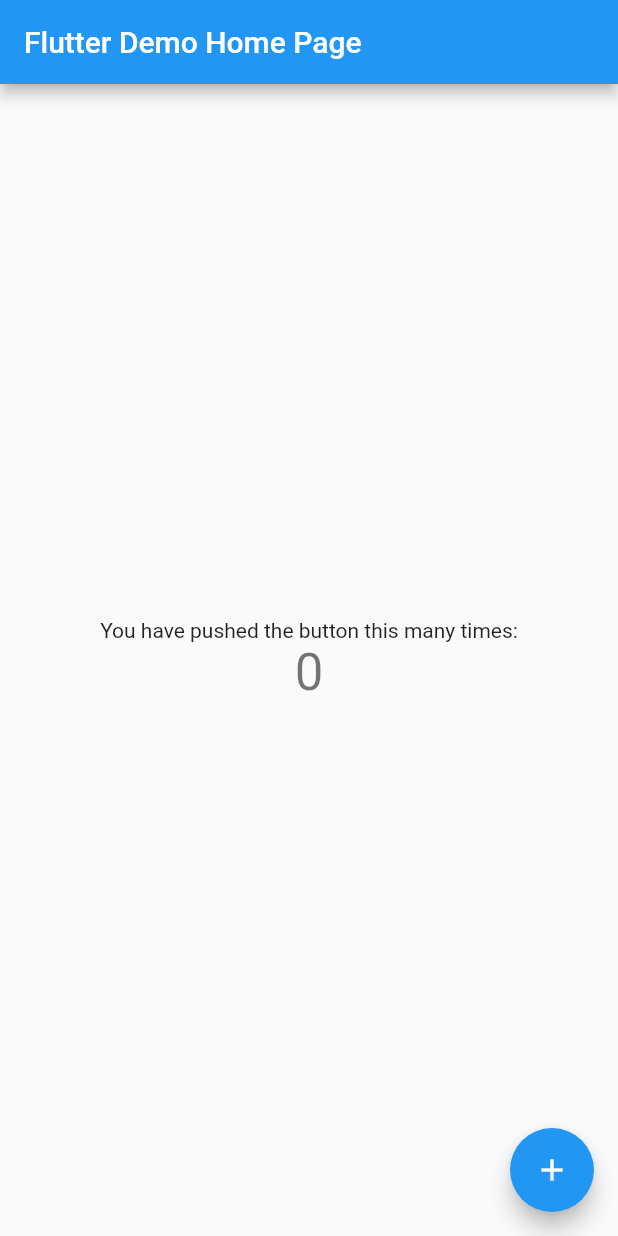
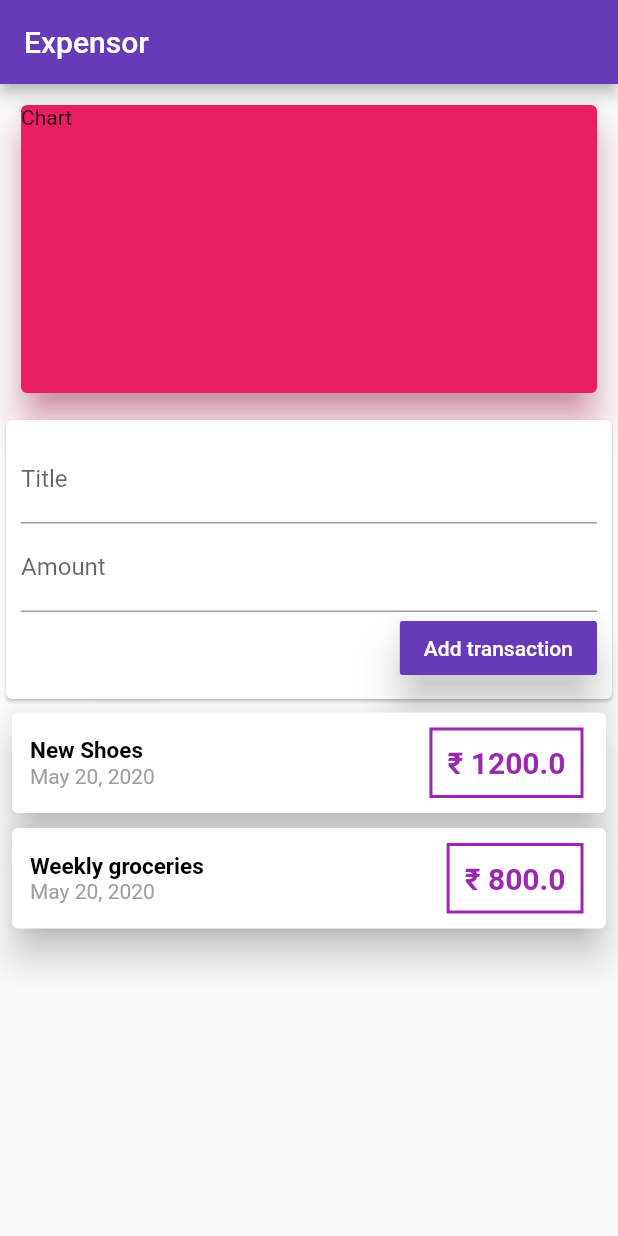
Before and after one commit to ShashankBiplav/Expensor, a Flutter app: the screen it shows after launch, on a phone screen of 412 x 824 dp. Run offline on Flutter 3.47's test engine with Material 2 defaults, Android fonts, the phone set to English and light mode, and no system bars.

Commit message:
Second Commit - Added a card for chart display, a card for user input, a card for displaying transactions

```diff
--- a/lib/main.dart
+++ b/lib/main.dart
@@ -1,117 +1,144 @@
 import 'package:flutter/material.dart';
+import 'package:intl/intl.dart';
+import './transaction.dart';
 
-void main() {
-  runApp(MyApp());
-}
+void main() => runApp(MyApp());
 
 class MyApp extends StatelessWidget {
-  // This widget is the root of your application.
   @override
   Widget build(BuildContext context) {
     return MaterialApp(
-      title: 'Flutter Demo',
-      theme: ThemeData(
-        // This is the theme of your application.
-        //
-        // Try running your application with "flutter run". You'll see the
-        // application has a blue toolbar. Then, without quitting the app, try
-        // changing the primarySwatch below to Colors.green and then invoke
-        // "hot reload" (press "r" in the console where you ran "flutter run",
-        // or simply save your changes to "hot reload" in a Flutter IDE).
-        // Notice that the counter didn't reset back to zero; the application
-        // is not restarted.
-        primarySwatch: Colors.blue,
-        // This makes the visual density adapt to the platform that you run
-        // the app on. For desktop platforms, the controls will be smaller and
-        // closer together (more dense) than on mobile platforms.
-        visualDensity: VisualDensity.adaptivePlatformDensity,
-      ),
-      home: MyHomePage(title: 'Flutter Demo Home Page'),
+      title: 'Expensor',
+      home: MyHomePage(),
     );
   }
 }
 
-class MyHomePage extends StatefulWidget {
-  MyHomePage({Key key, this.title}) : super(key: key);
-
-  // This widget is the home page of your application. It is stateful, meaning
-  // that it has a State object (defined below) that contains fields that affect
-  // how it looks.
-
-  // This class is the configuration for the state. It holds the values (in this
-  // case the title) provided by the parent (in this case the App widget) and
-  // used by the build method of the State. Fields in a Widget subclass are
-  // always marked "final".
-
-  final String title;
-
-  @override
-  _MyHomePageState createState() => _MyHomePageState();
-}
-
-class _MyHomePageState extends State<MyHomePage> {
-  int _counter = 0;
-
-  void _incrementCounter() {
-    setState(() {
-      // This call to setState tells the Flutter framework that something has
-      // changed in this State, which causes it to rerun the build method below
-      // so that the display can reflect the updated values. If we changed
-      // _counter without calling setState(), then the build method would not be
-      // called again, and so nothing would appear to happen.
-      _counter++;
-    });
-  }
-
+class MyHomePage extends StatelessWidget {
+  final List<Transaction> transactions = [
+    Transaction(
+      id: 't1',
+      title: 'New Shoes',
+      amount: 1200,
+      date: DateTime.now(),
+    ),
+    Transaction(
+      id: 't2',
+      title: 'Weekly groceries',
+      amount: 800,
+      date: DateTime.now(),
+    ),
+  ];
+  String titleInput;
+  String amountInput;
   @override
   Widget build(BuildContext context) {
-    // This method is rerun every time setState is called, for instance as done
-    // by the _incrementCounter method above.
-    //
-    // The Flutter framework has been optimized to make rerunning build methods
-    // fast, so that you can just rebuild anything that needs updating rather
-    // than having to individually change instances of widgets.
     return Scaffold(
       appBar: AppBar(
-        // Here we take the value from the MyHomePage object that was created by
-        // the App.build method, and use it to set our appbar title.
-        title: Text(widget.title),
+        title: Text('Expensor'),
+        backgroundColor: Colors.deepPurple,
       ),
-      body: Center(
-        // Center is a layout widget. It takes a single child and positions it
-        // in the middle of the parent.
+      body: Column(
+        // mainAxisAlignment: MainAxisAlignment.start,
+        crossAxisAlignment: CrossAxisAlignment.stretch,
+        children: <Widget>[
+          Container(
+            margin: EdgeInsets.fromLTRB(10, 10, 10, 10),
+            width: double.infinity,
+            height: 200,
+            child: Card(
+              color: Colors.pink,
+              shadowColor: Colors.pinkAccent,
+              child: Text('Chart'),
+              elevation: 10,
+            ),
+          ),
+          Card(
+            child: Container(
+              padding: EdgeInsets.all(10),
               child: Column(
-          // Column is also a layout widget. It takes a list of children and
-          // arranges them vertically. By default, it sizes itself to fit its
-          // children horizontally, and tries to be as tall as its parent.
-          //
-          // Invoke "debug painting" (press "p" in the console, choose the
-          // "Toggle Debug Paint" action from the Flutter Inspector in Android
-          // Studio, or the "Toggle Debug Paint" command in Visual Studio Code)
-          // to see the wireframe for each widget.
-          //
-          // Column has various properties to control how it sizes itself and
-          // how it positions its children. Here we use mainAxisAlignment to
-          // center the children vertically; the main axis here is the vertical
-          // axis because Columns are vertical (the cross axis would be
-          // horizontal).
-          mainAxisAlignment: MainAxisAlignment.center,
+                crossAxisAlignment: CrossAxisAlignment.end,
+                children: <Widget>[
+                  TextField(
+                    decoration: InputDecoration(labelText: 'Title'),
+                    onChanged: (value) {
+                      // the datatype of 'value' is string which is automatically inferred by dart
+                      titleInput = value;
+                    },
+                  ),
+                  TextField(
+                    decoration: InputDecoration(labelText: 'Amount'),
+                    onChanged: (value) => amountInput = value,
+                  ),
+                  RaisedButton(
+                      elevation: 12,
+                      color: Colors.deepPurple,
+                      child: Text('Add transaction'),
+                      textColor: Colors.white,
+                      onPressed: () {
+                        print(titleInput);
+                        print(amountInput);
+                      }),
+                ],
+              ),
+            ),
+          ),
+          Column(
+            children: transactions.map((tx) {
+              return Card(
+                margin: EdgeInsets.symmetric(horizontal: 8, vertical: 5),
+                elevation: 10,
+                child: Row(
+                  mainAxisAlignment: MainAxisAlignment.spaceBetween,
+                  children: <Widget>[
+                    Container(
+                      margin: EdgeInsetsDirectional.only(start: 12),
+                      child: Column(
+                        crossAxisAlignment: CrossAxisAlignment.start,
                         children: <Widget>[
                           Text(
-              'You have pushed the button this many times:',
+                            tx.title,
+                            style: TextStyle(
+                              fontWeight: FontWeight.bold,
+                              fontSize: 15,
+                              color: Colors.black,
+                            ),
                           ),
                           Text(
-              '$_counter',
-              style: Theme.of(context).textTheme.headline4,
+                            DateFormat.yMMMd().format(tx.date),
+                            style: TextStyle(color: Colors.grey),
                           ),
                         ],
                       ),
                     ),
-      floatingActionButton: FloatingActionButton(
-        onPressed: _incrementCounter,
-        tooltip: 'Increment',
-        child: Icon(Icons.add),
-      ), // This trailing comma makes auto-formatting nicer for build methods.
+                    Container(
+                      margin: EdgeInsets.symmetric(
+                        vertical: 10,
+                        horizontal: 15,
+                      ),
+                      padding: EdgeInsets.all(10),
+                      decoration: BoxDecoration(
+                        border: Border.all(
+                          color: Colors.purple,
+                          width: 2,
+                        ),
+                      ),
+                      child: Text(
+                        '₹ ${tx.amount}',
+                        style: TextStyle(
+                          fontWeight: FontWeight.bold,
+                          fontSize: 20,
+                          color: Colors.purple,
+                        ),
+                      ),
+                    ),
+                  ],
+                ),
+              );
+            }).toList(),
+          ),
+        ],
+      ),
     );
   }
 }
--- /dev/null
+++ b/lib/transaction.dart
@@ -0,0 +1,13 @@
+import 'package:flutter/material.dart';
+
+class Transaction {
+  final String id;
+  final String title;
+  final double amount;
+  final DateTime date;
+//constructor
+  Transaction({@required this.id,
+  @required this.title,
+   @required this.amount,
+    @required this.date});
+}
--- a/pubspec.yaml
+++ b/pubspec.yaml
@@ -23,6 +23,7 @@ environment:
 dependencies:
   flutter:
     sdk: flutter
+  intl: ^0.16.1
 
 
   # The following adds the Cupertino Icons font to your application.
```
Also changed, not shown: pubspec.lock. Lines whose indentation alone changed are shown as unchanged.
